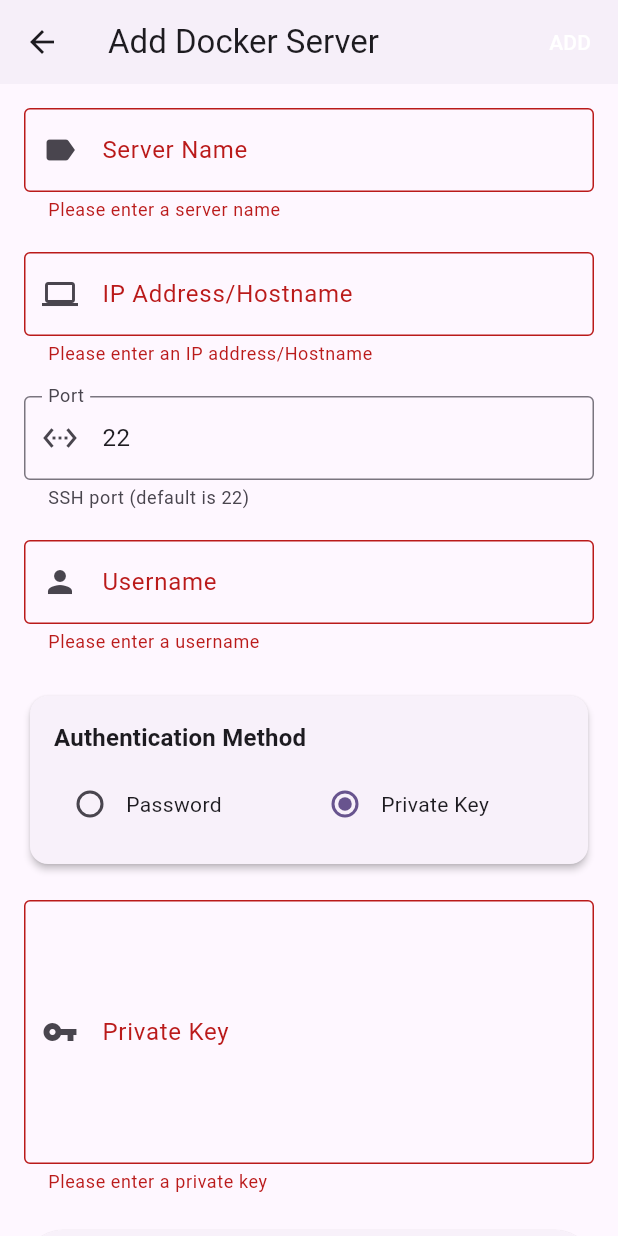
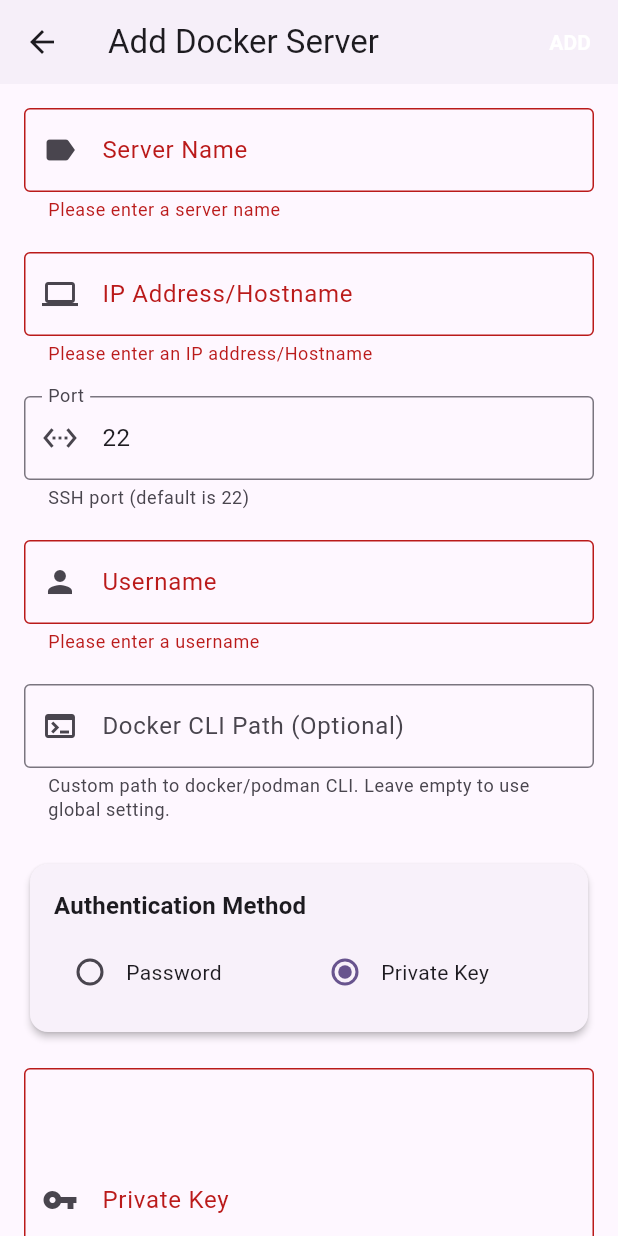
Before and after one commit to theSoberSobber/Docker-Manager, a Flutter app: the AddServerScreen screen opened directly, after a tap on "Private Key", after a tap on "ADD", on a phone screen of 412 x 824 dp. Run offline on Flutter 3.47's test engine with Material 3 defaults, Android fonts, the phone set to English and light mode, and no system bars; our stand-ins replace easy_localization, shared_preferences; missing offline and left inert: dartssh2; accounts and stored records are empty.

Commit message:
Docker path per server (#38)

```diff
--- a/assets/i18n/en-US.json
+++ b/assets/i18n/en-US.json
@@ -101,6 +101,9 @@
     "username": "Username",
     "username_hint": "root",
     "username_helper": "SSH username for authentication",
+    "docker_cli_path": "Docker CLI Path (Optional)",
+    "docker_cli_path_hint": "docker or podman or /usr/local/bin/docker",
+    "docker_cli_path_helper": "Custom path to docker/podman CLI. Leave empty to use global setting.",
     "password_helper": "Enter your SSH password (leave empty if using key-based auth)",
     "private_key_hint": "Paste your private key here...",
     "private_key_helper": "Paste your SSH private key (leave empty if using password)",
--- a/assets/i18n/es.json
+++ b/assets/i18n/es.json
@@ -101,7 +101,10 @@
     "username": "Nombre de Usuario",
     "username_hint": "root",
     "username_helper": "Nombre de usuario SSH para autenticación",
-    "password_helper": "Ingrese su contraseña SSH (déjelo vacío si usa autenticación basada en clave)",
+    "docker_cli_path": "Ruta CLI de Docker (Opcional)",
+    "docker_cli_path_hint": "docker o podman o /usr/local/bin/docker",
+    "docker_cli_path_helper": "Ruta personalizada al CLI de docker/podman. Dejar vacío para usar la configuración global.",
+    "password_helper": "Ingrese su contraseña SSH (dejar vacío si usa autenticación basada en clave)",
     "private_key_hint": "Pegue su clave privada aquí...",
     "private_key_helper": "Pegue su clave privada SSH (déjelo vacío si usa contraseña)",
     "auth_method": "Método de Autenticación",
--- a/lib/data/repositories/docker_repository_impl.dart
+++ b/lib/data/repositories/docker_repository_impl.dart
@@ -3,14 +3,22 @@ import '../../domain/models/docker_image.dart';
 import '../../domain/models/docker_volume.dart';
 import '../../domain/models/docker_network.dart';
 import '../../domain/repositories/docker_repository.dart';
+import '../../domain/models/server.dart';
 import '../services/ssh_connection_service.dart';
 import 'package:shared_preferences/shared_preferences.dart';
 
 class DockerRepositoryImpl implements DockerRepository {
   final SSHConnectionService _sshService = SSHConnectionService();
 
-  /// Get the configured Docker CLI path from settings
+  /// Get the Docker CLI path: uses per-server path if set, otherwise falls back to global setting
   Future<String> _getDockerCliPath() async {
+    // First try to get per-server docker path
+    final Server? currentServer = _sshService.currentServer;
+    if (currentServer?.dockerCliPath != null && currentServer!.dockerCliPath!.isNotEmpty) {
+      return currentServer.dockerCliPath!;
+    }
+
+    // Fall back to global setting
     final prefs = await SharedPreferences.getInstance();
     return prefs.getString('dockerCliPath') ?? 'docker';
   }
--- a/lib/domain/models/server.dart
+++ b/lib/domain/models/server.dart
@@ -6,6 +6,7 @@ class Server {
   final String username;
   final String? password;
   final String? privateKey;
+  final String? dockerCliPath; // Optional: if null, uses global setting
 
   Server({
     required this.id,
@@ -15,6 +16,7 @@ class Server {
     required this.username,
     this.password,
     this.privateKey,
+    this.dockerCliPath,
   });
 
   // Convert Server to JSON
@@ -27,6 +29,7 @@ class Server {
       'username': username,
       'password': password,
       'privateKey': privateKey,
+      'dockerCliPath': dockerCliPath,
     };
   }
 
@@ -40,6 +43,7 @@ class Server {
       username: json['username'] as String,
       password: json['password'] as String?,
       privateKey: json['privateKey'] as String?,
+      dockerCliPath: json['dockerCliPath'] as String?,
     );
   }
 
@@ -52,6 +56,7 @@ class Server {
     String? username,
     String? password,
     String? privateKey,
+    String? dockerCliPath,
   }) {
     return Server(
       id: id ?? this.id,
@@ -61,6 +66,7 @@ class Server {
       username: username ?? this.username,
       password: password ?? this.password,
       privateKey: privateKey ?? this.privateKey,
+      dockerCliPath: dockerCliPath ?? this.dockerCliPath,
     );
   }
 
--- a/lib/presentation/screens/add_server_screen.dart
+++ b/lib/presentation/screens/add_server_screen.dart
@@ -20,6 +20,7 @@ class _AddServerScreenState extends State<AddServerScreen> {
   final _usernameController = TextEditingController();
   final _passwordController = TextEditingController();
   final _privateKeyController = TextEditingController();
+  final _dockerCliPathController = TextEditingController();
   final SSHConnectionService _sshService = SSHConnectionService();
   bool _usePassword = true;
   bool _isTesting = false;
@@ -42,6 +43,10 @@ class _AddServerScreenState extends State<AddServerScreen> {
     _portController.text = server.port.toString();
     _usernameController.text = server.username;
 
+    if (server.dockerCliPath != null && server.dockerCliPath!.isNotEmpty) {
+      _dockerCliPathController.text = server.dockerCliPath!;
+    }
+
     if (server.password != null && server.password!.isNotEmpty) {
       _usePassword = true;
       _passwordController.text = server.password!;
@@ -59,6 +64,7 @@ class _AddServerScreenState extends State<AddServerScreen> {
     _usernameController.dispose();
     _passwordController.dispose();
     _privateKeyController.dispose();
+    _dockerCliPathController.dispose();
     super.dispose();
   }
 
@@ -75,6 +81,9 @@ class _AddServerScreenState extends State<AddServerScreen> {
             : null,
         privateKey: !_usePassword && _privateKeyController.text.trim().isNotEmpty
             ? _privateKeyController.text.trim()
+            : null,
+        dockerCliPath: _dockerCliPathController.text.trim().isNotEmpty
+            ? _dockerCliPathController.text.trim()
             : null,
       );
       Navigator.of(context).pop(server);
@@ -169,7 +178,10 @@ class _AddServerScreenState extends State<AddServerScreen> {
             onPressed: _submit,
             child: Text(
               (_isEditMode ? 'common.save'.tr() : 'common.add'.tr()).toUpperCase(),
-              style: const TextStyle(color: Colors.white),
+              style: TextStyle(
+                color: Theme.of(context).colorScheme.onPrimary,
+                fontWeight: FontWeight.bold,
+              ),
             ),
           ),
         ],
@@ -250,6 +262,18 @@ class _AddServerScreenState extends State<AddServerScreen> {
                 }
                 return null;
               },
+            ),
+            const SizedBox(height: 20),
+            TextFormField(
+              controller: _dockerCliPathController,
+              decoration: InputDecoration(
+                labelText: 'servers.docker_cli_path'.tr(),
+                hintText: 'servers.docker_cli_path_hint'.tr(),
+                border: const OutlineInputBorder(),
+                prefixIcon: const Icon(Icons.terminal),
+                helperText: 'servers.docker_cli_path_helper'.tr(),
+                helperMaxLines: 2,
+              ),
             ),
             const SizedBox(height: 24),
             Card(
--- a/pubspec.yaml
+++ b/pubspec.yaml
@@ -16,7 +16,7 @@ publish_to: 'none' # Remove this line if you wish to publish to pub.dev
 # https://developer.apple.com/library/archive/documentation/General/Reference/InfoPlistKeyReference/Articles/CoreFoundationKeys.html
 # In Windows, build-name is used as the major, minor, and patch parts
 # of the product and file versions while build-number is used as the build suffix.
-version: 1.2.10+15
+version: 1.2.11+16
 
 environment:
   sdk: ^3.9.2
```
